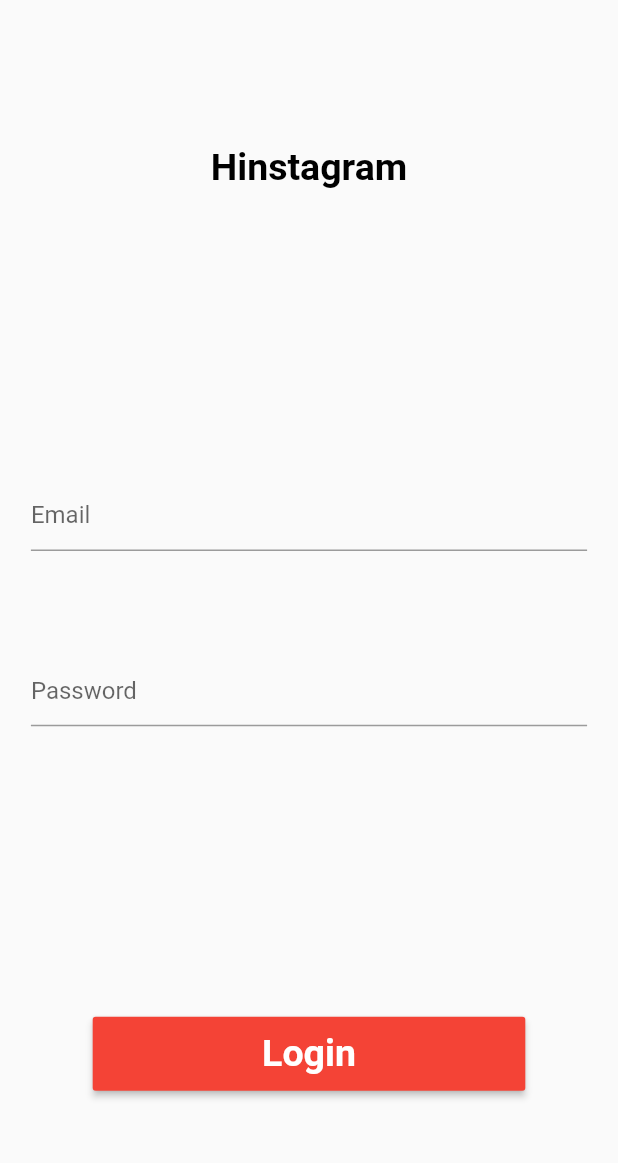
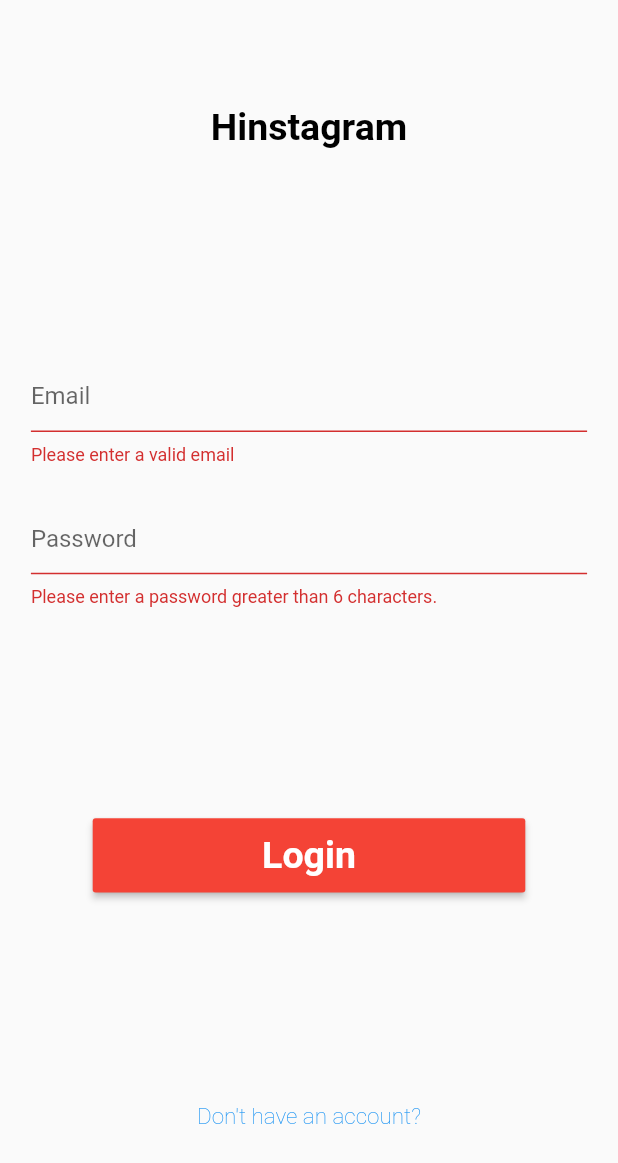
Before and after one commit to Elmurodjon01/hinstagram, a Flutter app: the screen it shows after launch, after a tap on "Login", on a phone screen of 412 x 824 dp. Shown: the top 1163 px of the screen. Run offline on Flutter 3.47's test engine with Material 2 defaults, Android fonts, the phone set to English and light mode, and no system bars; accounts and stored records are empty.

Commit message:
registration page is almost completed

```diff
--- a/lib/views/login_view.dart
+++ b/lib/views/login_view.dart
@@ -28,6 +28,7 @@ class _LoginViewState extends State<LoginView> {
                 titleText(),
                 _loginForm(),
                 _loginButton(),
+                _registerPageLink(),
               ],
             ),
           ),
@@ -47,6 +48,7 @@ class _LoginViewState extends State<LoginView> {
           children: [
             emailTextField(),
             passwordTextField(),
+
           ],
         ),
       ),
@@ -98,11 +100,26 @@ class _LoginViewState extends State<LoginView> {
 
   Widget _loginButton(){
     return MaterialButton(
-      onPressed: (){},
+      onPressed: _loginUser,
       minWidth: _deviceWidth! * 0.70,
       height: _deviceHeight! * 0.06,
       color: Colors.red,
       child: const Text('Login', style: TextStyle(color: Colors.white, fontWeight: FontWeight.w600, fontSize: 25,),),
     );
   }
+  void _loginUser(){
+    print(_loginKey.currentState?.validate());
+    if(_loginKey.currentState!.validate()){}
+
+  }
+
+  Widget _registerPageLink (){
+    return GestureDetector(
+      onTap: ()=> Navigator.pushNamed(context, 'register'),
+      child: const Text('Don\'t have an account?',
+      style: TextStyle(color: Colors.blue,
+      fontSize: 15,
+      fontWeight: FontWeight.w200),),
+    );
+  }
 }
```
